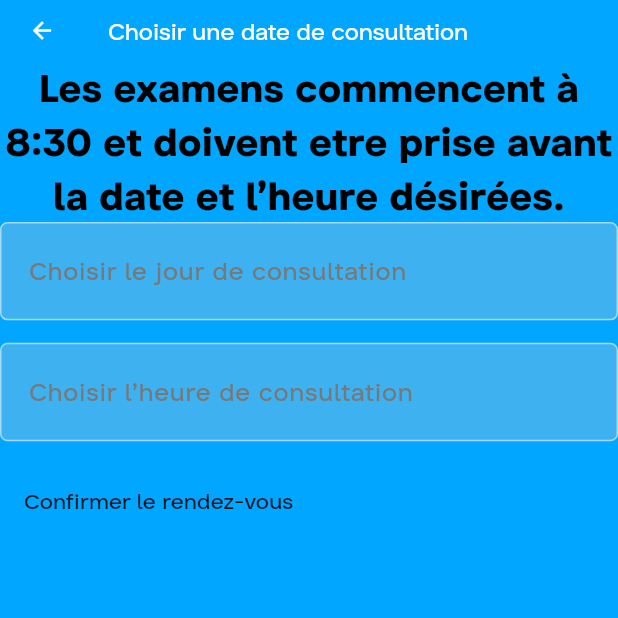
After one commit to Lamine58/app-medecine, a Flutter app: the ExamDate screen opened directly, on a phone screen of 412 x 824 dp, the top half of it. The commit adds this screen. Run offline on Flutter 3.47's test engine with Material 3 defaults, Android fonts, the light colour scheme and no system bars; our stand-ins replace bootstrap_icons, file_picker, flutter_map, flutter_native_image, image_picker, latlong2 and 5 more; missing offline and left inert: document_scanner_flutter; accounts and stored records are empty.

Commit message:
RDV picker pages on progress added

```diff
--- a/lib/exam/centre-exam.dart
+++ b/lib/exam/centre-exam.dart
@@ -20,7 +20,7 @@ class _CenterExamState extends State<CenterExam> {
   final TextEditingController cityController = TextEditingController();
   final TextEditingController zipCodeController = TextEditingController();
   final TextEditingController emailController = TextEditingController();
-  final _formKey = GlobalKey<FormState>();
+  final GlobalKey<FormState> _formKey = GlobalKey<FormState>();
   late bool displayPassword = false;
   late bool spinner = false;
 
--- a/lib/exam/inquiries.dart
+++ /dev/null
@@ -1,88 +0,0 @@
-import 'package:app_medcine/fuction/function.dart';
-import 'package:app_medcine/fuction/translate.dart';
-import 'package:flutter/material.dart';
-// import 'package:document_scanner_flutter/document_scanner_flutter.dart';
-import 'package:shared_preferences/shared_preferences.dart';
-
-class Inquiries extends StatefulWidget {
-
-  final List<String> requirements;
-
-  const Inquiries(this.requirements, {super.key});
-
-  @override
-  State<Inquiries> createState() => _InquiriesState();
-}
-
-class _InquiriesState extends State<Inquiries> {
-
-  String lang = 'Français';
-
-  List<String> requirements = [];
-
-  @override
-  void initState() {
-    super.initState();
-    init();
-  }
-
-  init() async {
-    final SharedPreferences prefs = await SharedPreferences.getInstance();
-    if(prefs.getString('lang')!=null){
-      setState(() {
-        lang = prefs.getString('lang')!;
-      });
-    }
-  }
-
-  @override
-  Widget build(BuildContext context){
-    return Scaffold(
-      appBar: AppBar(
-        backgroundColor: primaryColor(),
-        toolbarHeight: 45,
-        elevation: 0,
-        centerTitle: false,
-        iconTheme: const IconThemeData(
-          color: Colors.white,
-        ),
-        title: Text(
-          translate('inquiry', lang),
-          style: const TextStyle(
-            fontSize: 15,
-            color: Colors.white),
-          ),
-      ),
-      body: Column(
-        children: <Widget>[
-          const Row(
-            mainAxisAlignment: MainAxisAlignment.spaceBetween,
-            crossAxisAlignment: CrossAxisAlignment.center,
-            children: [
-              Icon(
-                Icons.document_scanner_rounded,
-                size: 36,
-                color: Color(0xff00a6ff),
-              ),
-              Icon(
-                Icons.file_download_done_rounded,
-                size: 36,
-                color: Color(0xff00a6ff),
-              ),
-            ],
-          ),
-          ElevatedButton(
-            onPressed: () {},
-            child: Text(
-              translate('send_doc', lang),
-              style: TextStyle(
-                color: primaryColor(),
-              ),
-            ),
-          ),
-        ]
-      ),
-    );
-  }
-
-}
--- /dev/null
+++ b/lib/exam/rdv_picker.dart
@@ -0,0 +1,192 @@
+import "package:flutter/material.dart";
+import 'package:app_medcine/fuction/function.dart';
+import 'package:app_medcine/fuction/translate.dart';
+import 'package:shared_preferences/shared_preferences.dart';
+
+class ExamDate extends StatefulWidget {
+
+  const ExamDate({super.key});
+
+  @override
+  State<ExamDate> createState() => _ExamDateState();
+}
+
+
+class _ExamDateState extends State<ExamDate> {
+
+  String lang = 'Français';
+  late bool _datePicker, _timePicker;
+  final TextEditingController _datePickerController = TextEditingController();
+  final TextEditingController _timePickerController = TextEditingController();
+  final GlobalKey<FormState> _formRdvPickerKey = GlobalKey<FormState>();
+
+  @override
+  void initState() {
+    super.initState();
+    init();
+    _datePicker = true;
+    _timePicker = false;
+  }
+
+  init() async {
+    final SharedPreferences prefs = await SharedPreferences.getInstance();
+    if(prefs.getString('lang')!=null){
+      setState(() {
+        lang = prefs.getString('lang')!;
+      });
+    }
+  }
+
+  @override
+  Widget build(BuildContext context){
+    return Scaffold(
+      appBar: AppBar(
+        iconTheme: const IconThemeData(
+          color: Colors.white
+        ),
+        leading: InkWell(
+          onTap: () { Navigator.pop(context); },
+          child: const Icon(
+            Icons.arrow_back,
+            size: 18,
+            color: Colors.white,
+          ),
+        ),
+        backgroundColor: primaryColor(),
+        toolbarHeight: 40,
+        elevation: 0,
+        title: Text(
+          translate('date_picker', lang),
+          style: const TextStyle(
+            fontSize: 15,
+            fontWeight: FontWeight.w200,
+            color: Colors.white
+          )
+        ),
+      ),
+      backgroundColor: primaryColor(),
+      body: SizedBox(
+        child: SingleChildScrollView(
+          child: Center(
+            child: Column(
+                mainAxisAlignment: MainAxisAlignment.start,
+                crossAxisAlignment: CrossAxisAlignment.start,
+                mainAxisSize: MainAxisSize.max,
+                children: [
+                  Expanded(
+                    child: Text(
+                      translate("date_title", lang),
+                      textAlign: TextAlign.center,
+                      maxLines: 3,
+                      style: const TextStyle(
+                        color: Colors.black,
+                        fontWeight: FontWeight.bold,
+                        overflow: TextOverflow.ellipsis,
+                        fontSize: 25,
+                      ),
+                    ),
+                  ),
+                  Form(
+                    key: _formRdvPickerKey,
+                    child: Column(
+                      children: [
+                        TextFormField(
+                          controller: _datePickerController,
+                          textInputAction: TextInputAction.next,
+                          style: const TextStyle(color: Colors.black,fontWeight: FontWeight.w300),
+                          decoration: InputDecoration(
+                            prefix: Icon(
+                              Icons.today,
+                              size: 25,
+                              color: primaryColor(),
+                            ),
+                            contentPadding: const EdgeInsets.only(left:15,top: 15,bottom: 20,right: 15),
+                            labelText: translate('date_day', lang),
+                            labelStyle: const TextStyle(color: Color.fromARGB(255, 120, 120, 120),fontWeight: FontWeight.w300),
+                            border: OutlineInputBorder(
+                              borderRadius: BorderRadius.circular(5),
+                            ),
+                            filled: true,
+                            fillColor: const Color.fromARGB(255, 204, 204, 204).withOpacity(0.3),
+                            enabledBorder: OutlineInputBorder(
+                              borderRadius: BorderRadius.circular(5),
+                              borderSide: const BorderSide(
+                                color: Color.fromARGB(134, 255, 255, 255),
+                              )
+                            ),
+                            focusedBorder: OutlineInputBorder(
+                              borderRadius: BorderRadius.circular(5),
+                              borderSide: const BorderSide(
+                                color: Color.fromARGB(134, 255, 255, 255),
+                              )
+                            ),
+                          ),
+                          keyboardType: TextInputType.datetime,
+                          validator: (value) {
+                            if (value == null || value.isEmpty) {
+                              return translate('date_day_error', lang);
+                            }
+                            return null;
+                          },
+
+                        ),
+                        paddingTop(15),
+                        TextFormField(
+                          controller: _timePickerController,
+                          textInputAction: TextInputAction.next,
+                          style: const TextStyle(color: Colors.black,fontWeight: FontWeight.w300),
+                          decoration: InputDecoration(
+                            prefix: Icon(
+                              Icons.today,
+                              size: 25,
+                              color: primaryColor(),
+                            ),
+                            contentPadding: const EdgeInsets.only(left:15,top: 15,bottom: 20,right: 15),
+                            labelText: translate('date_time', lang),
+                            labelStyle: const TextStyle(color: Color.fromARGB(255, 120, 120, 120),fontWeight: FontWeight.w300),
+                            border: OutlineInputBorder(
+                              borderRadius: BorderRadius.circular(5),
+                            ),
+                            filled: true,
+                            fillColor: const Color.fromARGB(255, 204, 204, 204).withOpacity(0.3),
+                            enabledBorder: OutlineInputBorder(
+                              borderRadius: BorderRadius.circular(5),
+                              borderSide: const BorderSide(
+                                color: Color.fromARGB(134, 255, 255, 255),
+                              )
+                            ),
+                            focusedBorder: OutlineInputBorder(
+                              borderRadius: BorderRadius.circular(5),
+                              borderSide: const BorderSide(
+                                color: Color.fromARGB(134, 255, 255, 255),
+                              )
+                            ),
+                          ),
+                          keyboardType: TextInputType.datetime,
+                          validator: (value) {
+                            if (value == null || value.isEmpty) {
+                              return translate('date_time_error', lang);
+                            }
+                            return null;
+                          },
+
+                        ),
+                      ],
+                    ),
+                  ),
+                  paddingTop(15),
+                  MaterialButton(
+                    onPressed: () {},
+                    child: Text(
+                      translate('date_confirm', lang),
+                    ),
+                  ),
+                ]
+            ),
+          ),
+        ),
+      ),
+    );
+  }
+
+}
--- a/lib/fuction/translate.dart
+++ b/lib/fuction/translate.dart
@@ -37,6 +37,13 @@ translate(name,lang){
       "empty_exam":"No exam found",
       "or":"Or",
       "inquiry":"Medical inquiries",
+      "date_title" : "All exams start at 8:30am and must be take before the wish day and hour.",
+      "date_picker" : "Choose a consultation date",
+      "date_day" : "Choose the meeting day",
+      "date_time" : "Choose the meeting time",
+      "date_day_error" : "Please choose a valid date",
+      "date_time_error" : "Please choose a valid time",
+      "date_confirm" : "Confirm date",
       "scanPDF": "Scan document to PDF",
       "send_doc":"Download Document(s)",
       "login_text":"Hi! Log in for a personalized experience or sign up now",
@@ -164,6 +171,13 @@ In cas of none return in the exact time a penalty of XXX USD will be apply. Unti
       "login_text":"Salut ! Connectez-vous pour une expérience personnalisée ou inscrivez-vous dès maintenant",
       "or":"Ou",
       "inquiry":"Compléments de dossier médical",
+      "date_title" : "Les examens commencent à 8:30 et doivent etre prise avant la date et l'heure désirées.",
+      "date_picker" : "Choisir une date de consultation",
+      "date_day" : "Choisir le jour de consultation",
+      "date_time" : "Choisir l'heure de consultation",
+      "date_day_error" : "Veuillez choisir un jour valide",
+      "date_time_error" : "Veuillez choisir une heure valide",
+      "date_confirm" : "Confirmer le rendez-vous",
       "scanPDF": "Scanner un document en PDF",
       "send_doc":"Transmettre le(les) document(s)",
       "info":"""Le diagnostic, la prise en charge et le risque de mortalité estimé chez les patients souffrant d'hypertension ont toujours été basés sur les lectures de tension artérielle en clinique ou en cabinet. Les preuves actuelles indiquent que la surveillance ambulatoire de la pression artérielle 24 heures sur 24 devrait faire partie intégrante des soins de l'hypertension.
--- a/pubspec.yaml
+++ b/pubspec.yaml
@@ -50,6 +50,8 @@ dependencies:
   pdf: ^3.10.7
   path: ^1.8.3
   document_scanner_flutter: ^0.2.7
+  # flutter_date_range_picker: ^0.0.14
+  # f_datetimerangepicker: ^0.1.4
 
 dev_dependencies:
   flutter_test:
```
Also changed, not shown: pubspec.lock, 2 other files.
